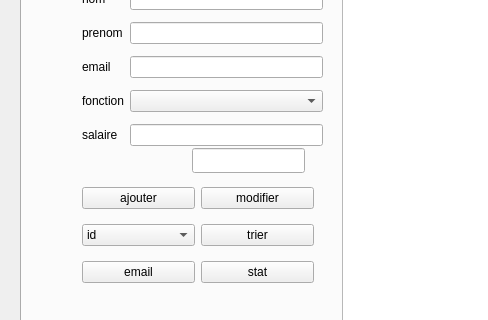
Above: mainwindow.ui from firastourki99/smartgarage before the change; both pictures show x 0 to 488 and y 178 to 498 of the 975 by 716 pixel window. Below: the same form after it.
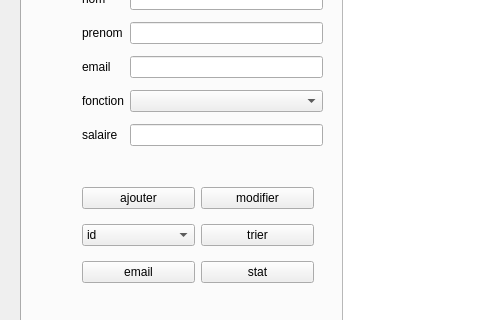
That is the form after the change.

The edit to the form file:
```diff
--- a/mainwindow.ui
+++ b/mainwindow.ui
@@ -268,16 +268,6 @@
        </item>
       </layout>
      </widget>
-     <widget class="QLineEdit" name="FONCTION">
-      <property name="geometry">
-       <rect>
-        <x>170</x>
-        <y>270</y>
-        <width>113</width>
-        <height>25</height>
-       </rect>
-      </property>
-     </widget>
     </widget>
    </widget>
   </widget>
```
